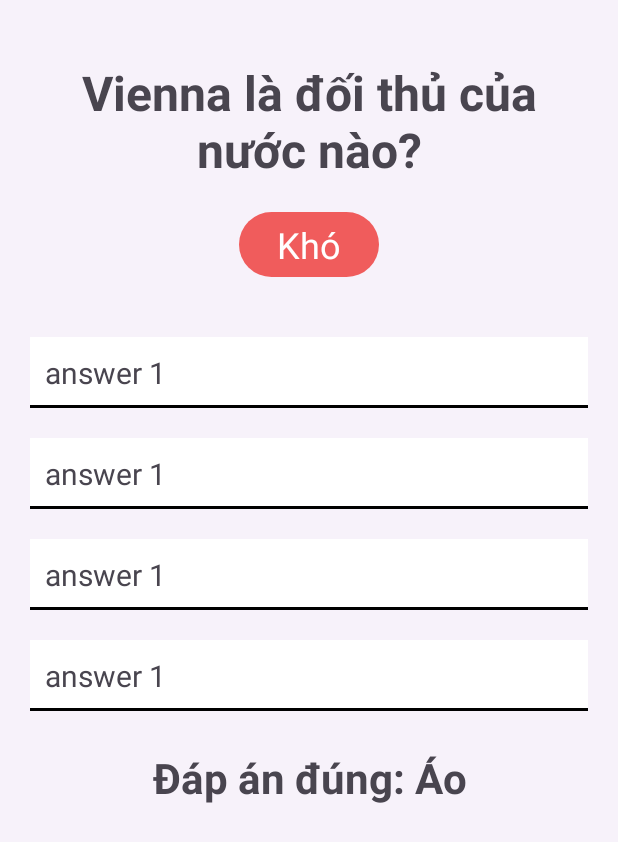
After one commit to ngdg11/andr2324, an Android app: the layout frame6.xml on its own in the app's theme, with its tools: preview values and no code run, on a phone screen of 412 x 824 dp. The commit adds this screen. Shown: the top 842 px of the screen. Run offline under Robolectric (Android 15) with nearby library versions, the phone set to English and light mode, and no system bars.

Commit message:
them file item, roundC_cornrer, them file Frame5, sua Frame2, them file frame6, sua frame5.xml

```diff
--- a/app/src/main/AndroidManifest.xml
+++ b/app/src/main/AndroidManifest.xml
@@ -27,6 +27,8 @@
         <activity android:name=".Frame2"></activity>
         <activity android:name=".Frame2QuizDisplay"></activity>
         <activity android:name=".Frame3"></activity>
+        <activity android:name=".Frame5"></activity>
+
     </application>
 
 </manifest>
--- /dev/null
+++ b/app/src/main/res/drawable/item.xml
@@ -0,0 +1,14 @@
+<!-- res/drawable/underline_edittext.xml -->
+<layer-list xmlns:android="http://schemas.android.com/apk/res/android">
+    <item android:left="-2dp" android:right="-2dp" android:top="-100dp">
+        <shape android:shape="rectangle">
+            <solid android:color="#FFFFFF" />
+        </shape>
+    </item>
+    <item android:left="-5dp" android:right="-5dp" android:bottom="0dp" android:top="-20dp">
+        <shape android:shape="rectangle">
+            <solid android:color="#00FFFFFF" />
+            <stroke android:width="2dp" android:color="#FF000000" />
+        </shape>
+    </item>
+</layer-list>
--- /dev/null
+++ b/app/src/main/res/drawable/rounded_corner.xml
@@ -0,0 +1,6 @@
+<!-- res/drawable/rounded_corner.xml -->
+<shape xmlns:android="http://schemas.android.com/apk/res/android">
+    <solid android:color="#f05c5c" /> <!-- Màu nền của hình dạng -->
+    <corners android:radius="40dp" /> <!-- Bán kính của góc bo -->
+
+</shape>
--- /dev/null
+++ b/app/src/main/res/layout/frame6.xml
@@ -0,0 +1,105 @@
+<?xml version="1.0" encoding="utf-8"?>
+<LinearLayout
+    xmlns:android="http://schemas.android.com/apk/res/android"
+    xmlns:app="http://schemas.android.com/apk/res-auto"
+    xmlns:tools="http://schemas.android.com/tools"
+    android:layout_width="match_parent"
+    android:layout_height="match_parent"
+    android:paddingVertical="20dp"
+    android:paddingHorizontal="10dp"
+    android:orientation="horizontal"
+    android:background="#f7f2fa"
+    tools:context=".MainActivity">
+
+
+    <LinearLayout
+        android:layout_width="match_parent"
+        android:layout_height="match_parent"
+        android:orientation="vertical"
+        android:layout_gravity="center"
+        android:layout_marginHorizontal="10dp"
+        android:layout_marginVertical="20dp"
+        >
+        <TextView
+            android:id="@+id/question"
+            android:layout_width="wrap_content"
+            android:layout_height="wrap_content"
+            android:gravity="center"
+            android:layout_gravity="center"
+            android:text="Vienna là đối thủ của nước nào?"
+            android:textSize="32sp"
+            android:textStyle="bold"
+            />
+        <TextView
+            android:id="@+id/level"
+            android:layout_width="wrap_content"
+            android:layout_height="wrap_content"
+            android:layout_gravity="center"
+            android:gravity="center"
+            android:layout_marginVertical="20dp"
+            android:paddingVertical="5dp"
+            android:paddingHorizontal="25dp"
+            android:text="Khó"
+            android:textSize="24sp"
+            android:textColor="@color/white"
+            android:background="@drawable/rounded_corner"
+            />
+        <TextView
+            android:id="@+id/answer1"
+            android:layout_width="match_parent"
+            android:layout_height="wrap_content"
+            android:layout_marginVertical="20dp"
+            android:paddingVertical="10dp"
+            android:paddingHorizontal="10dp"
+            android:text="answer 1"
+            android:textSize="20dp"
+            android:background="@drawable/item"
+            />
+        <TextView
+            android:id="@+id/answer2"
+            android:layout_width="match_parent"
+            android:layout_height="wrap_content"
+            android:paddingVertical="10dp"
+            android:paddingHorizontal="10dp"
+            android:text="answer 1"
+            android:textSize="20dp"
+            android:background="@drawable/item"
+            />
+        <TextView
+            android:id="@+id/answer3"
+            android:layout_width="match_parent"
+            android:layout_height="wrap_content"
+            android:layout_marginVertical="20dp"
+            android:paddingVertical="10dp"
+            android:paddingHorizontal="10dp"
+            android:text="answer 1"
+            android:textSize="20dp"
+            android:background="@drawable/item"
+            />
+        <TextView
+            android:id="@+id/answer4"
+            android:layout_width="match_parent"
+            android:layout_height="wrap_content"
+            android:paddingVertical="10dp"
+            android:paddingHorizontal="10dp"
+            android:text="answer 1"
+            android:textSize="20dp"
+            android:background="@drawable/item"
+            />
+        <TextView
+            android:id="@+id/correctAnswer"
+            android:layout_width="wrap_content"
+            android:layout_height="wrap_content"
+            android:gravity="center"
+            android:layout_gravity="center"
+            android:layout_marginVertical="25dp"
+            android:text="Đáp án đúng: Áo"
+            android:textSize="28sp"
+            android:textStyle="bold"
+            />
+
+    </LinearLayout>
+
+
+
+</LinearLayout>
--- a/app/src/main/res/values/strings.xml
+++ b/app/src/main/res/values/strings.xml
@@ -36,4 +36,10 @@
         <item>Indonesia</item>
         <item>Malaysia</item>
     </string-array>
+    <string-array name="simple_items">
+        <item name="item1">Item 1</item>
+        <item name="item2">Item 2</item>
+        <item name="item3">Item 3</item>
+        <item name="item4">Item 4</item>
+    </string-array>
 </resources>
```
Also changed, not shown: app/src/main/java/quizz_app/quizz_project/quizz/Frame2.java (+8 -0 lines), app/src/main/java/quizz_app/quizz_project/quizz/Frame2QuizDisplay.java (deleted, +0 -42 lines), app/src/main/java/quizz_app/quizz_project/quizz/Frame5.java (added, +28 -0 lines), app/src/main/java/quizz_app/quizz_project/quizz/QuizDisplay.java (deleted, +0 -49 lines), app/src/main/java/quizz_app/quizz_project/quizz/QuizDisplayAdapter.java (deleted, +0 -51 lines), app/src/main/res/layout/all_quiz.xml (deleted, +0 -44 lines), app/src/main/res/layout/all_quiz_frame5.xml (added, +71 -0 lines), app/src/main/res/layout/all_quiz_item.xml (deleted, +0 -41 lines), app/src/main/res/layout/all_quiz_item_frame5.xml (added, +22 -0 lines).
